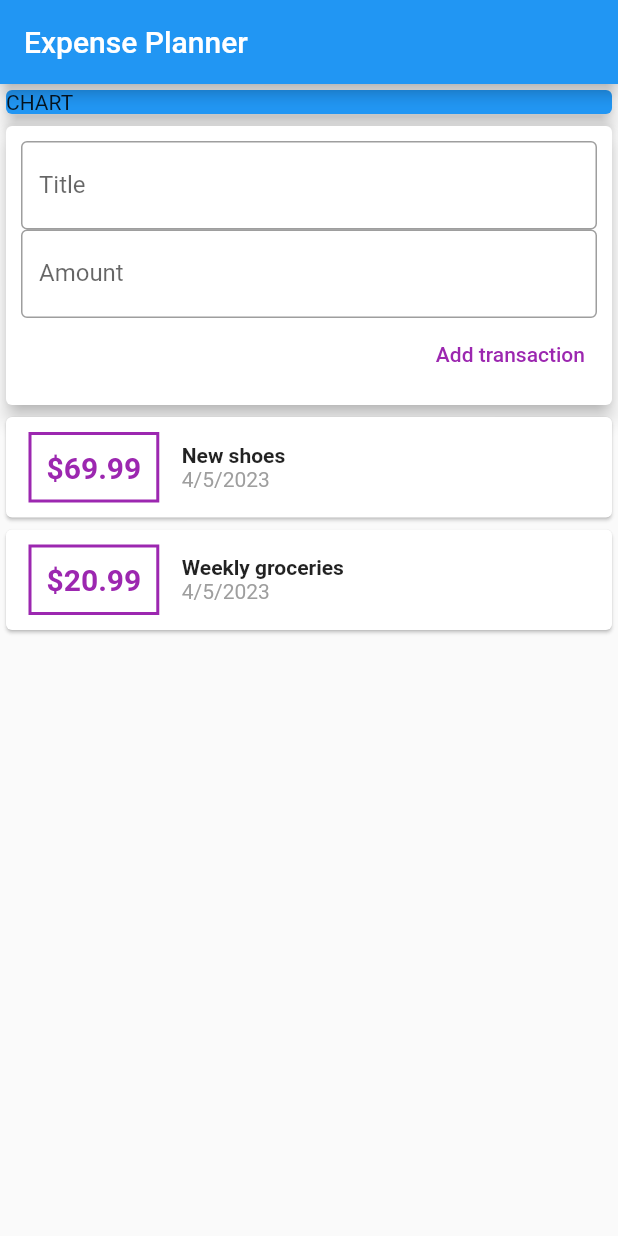
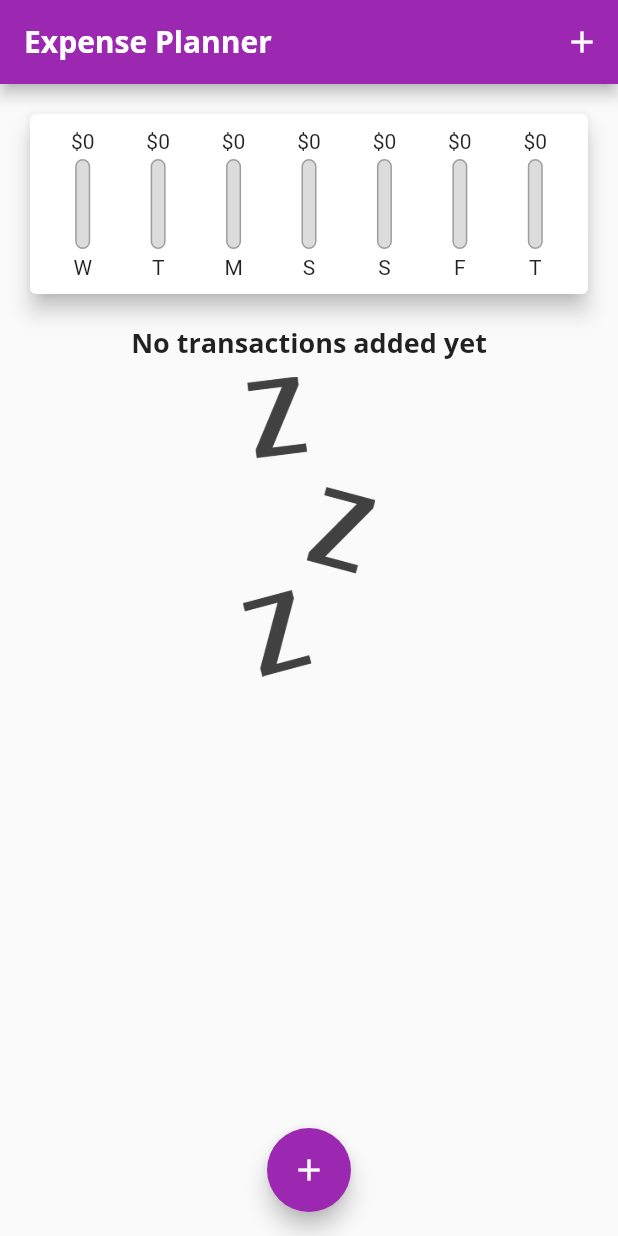
Before and after one commit to Fernandevs/expense_planner, a Flutter app: the screen it shows after launch, on a phone screen of 412 x 824 dp. Run offline on Flutter 3.47's test engine with Material 2 defaults, Android fonts, the phone set to English and light mode, and no system bars.

Commit message:
Tabla terminada

```diff
--- a/lib/app.dart
+++ b/lib/app.dart
@@ -1,8 +1,12 @@
+import 'package:flutter/foundation.dart';
 import 'package:flutter/material.dart';
 
-import 'package:intl/intl.dart';
+import 'package:uuid/uuid.dart';
 
 import 'package:expense_planner/data/models/transaction.dart';
+import 'package:expense_planner/presentation/widgets/chart.dart';
+import 'package:expense_planner/presentation/widgets/new_transaction.dart';
+import 'package:expense_planner/presentation/widgets/transaction_list.dart';
 
 class ExpensePlanner extends StatelessWidget {
   const ExpensePlanner({super.key});
@@ -11,129 +15,107 @@ class ExpensePlanner extends StatelessWidget {
   Widget build(BuildContext context) {
     return MaterialApp(
       title: 'Expense Planner',
-      home: HomePage(),
+      theme: ThemeData(
+        appBarTheme: const AppBarTheme(
+          titleTextStyle: TextStyle(
+            fontFamily: 'OpenSans',
+            fontSize: 20,
+            fontWeight: FontWeight.bold,
+          ),
+        ),
+        fontFamily: 'Quicksand',
+        primarySwatch: Colors.purple,
+        textTheme: ThemeData.light().textTheme.copyWith(
+              titleMedium: const TextStyle(
+                fontFamily: 'OpenSans',
+                fontSize: 18,
+                fontWeight: FontWeight.bold,
+              ),
+            ),
+      ),
+      home: const HomePage(),
     );
   }
 }
 
 class HomePage extends StatefulWidget {
-  final List<Transaction> transactions = [
-    Transaction(
-        id: 't1', title: 'New shoes', amount: 69.99, date: DateTime.now()),
-    Transaction(
-        id: 't2',
-        title: 'Weekly groceries',
-        amount: 20.99,
-        date: DateTime.now()),
-  ];
-  final title = TextEditingController();
-  final amount = TextEditingController();
-
-  HomePage({Key? key}) : super(key: key);
+  const HomePage({Key? key}) : super(key: key);
 
   @override
   State<HomePage> createState() => _HomePageState();
 }
 
 class _HomePageState extends State<HomePage> {
+  final title = TextEditingController();
+  final amount = TextEditingController();
+  final List<Transaction> _userTransactions = [];
+
+  List<Transaction> get _recentTransactions {
+    return _userTransactions.where((transaction) {
+      return transaction.date.isAfter(
+        DateTime.now().subtract(
+          const Duration(days: 7),
+        ),
+      );
+    }).toList();
+  }
+
+  void _addNewTransaction(String title, double amount) {
+    setState(() {
+      final transaction = Transaction(
+        id: const Uuid().v4(),
+        title: title,
+        amount: amount,
+        date: DateTime.now(),
+      );
+
+      _userTransactions.add(transaction);
+
+      if (kDebugMode) {
+        print(transaction);
+      }
+    });
+  }
+
+  void _startAddNewTransaction(BuildContext context) {
+    showModalBottomSheet(
+      context: context,
+      builder: (_) => GestureDetector(
+        onTap: () {},
+        behavior: HitTestBehavior.opaque,
+        child: NewTransaction(newTransactionHandler: _addNewTransaction),
+      ),
+    );
+  }
+
   @override
   Widget build(BuildContext context) {
     return Scaffold(
       appBar: AppBar(
         title: const Text('Expense Planner'),
+        actions: <Widget>[
+          IconButton(
+            icon: const Icon(Icons.add),
+            onPressed: () => _startAddNewTransaction(context),
+          ),
+        ],
       ),
-      body: Column(
-          crossAxisAlignment: CrossAxisAlignment.stretch,
+      body: SingleChildScrollView(
+        child: Column(
           children: <Widget>[
-            const SizedBox(
+            SizedBox(
               width: double.infinity,
-              child: Card(
-                color: Colors.blue,
-                elevation: 5,
-                child: Text('CHART'),
-              ),
+              child: Chart(recentTransactions: _recentTransactions),
             ),
-            Card(
-              elevation: 5,
-              child: Container(
-                padding: const EdgeInsets.all(10),
-                child: Column(
-                  crossAxisAlignment: CrossAxisAlignment.end,
-                  children: <Widget>[
-                    TextField(
-                      decoration: const InputDecoration(
-                        labelText: 'Title',
-                        border: OutlineInputBorder(),
-                      ),
-                      controller: widget.title,
-                    ),
-                    TextField(
-                      decoration: const InputDecoration(
-                        labelText: 'Amount',
-                        border: OutlineInputBorder(),
-                      ),
-                      controller: widget.amount,
-                    ),
-                    TextButton(
-                      style: ButtonStyle(
-                        foregroundColor:
-                            MaterialStateProperty.all<Color>(Colors.purple),
-                      ),
-                      onPressed: () {},
-                      child: const Text('Add transaction'),
-                    )
-                  ],
-                ),
-              ),
-            ),
-            Column(
-                children: widget.transactions
-                    .map(
-                      (transaction) => Card(
-                        child: Row(
-                          children: <Widget>[
-                            Container(
-                              margin: const EdgeInsets.symmetric(
-                                vertical: 10,
-                                horizontal: 15,
-                              ),
-                              decoration: BoxDecoration(
-                                  border: Border.all(
-                                color: Colors.purple,
-                                width: 2,
-                              )),
-                              padding: const EdgeInsets.all(10),
-                              child: Text(
-                                '\$${transaction.amount.toString()}',
-                                style: const TextStyle(
-                                  fontSize: 20,
-                                  fontWeight: FontWeight.bold,
-                                  color: Colors.purple,
-                                ),
-                              ),
-                            ),
-                            Column(
-                              crossAxisAlignment: CrossAxisAlignment.start,
-                              children: <Widget>[
-                                Text(
-                                  transaction.title,
-                                  style: const TextStyle(
-                                      fontWeight: FontWeight.bold),
-                                ),
-                                Text(
-                                  DateFormat.yMd().format(transaction.date),
-                                  style: const TextStyle(
-                                    color: Colors.grey,
-                                  ),
-                                ),
-                              ],
-                            )
-                          ],
-                        ),
-                      ),
-                    )
-                    .toList())
-          ]),
+            TransactionList(transactions: _userTransactions),
+          ],
+        ),
+      ),
+      floatingActionButtonLocation: FloatingActionButtonLocation.centerFloat,
+      floatingActionButton: FloatingActionButton(
+        child: const Icon(Icons.add),
+        onPressed: () => _startAddNewTransaction(context),
+      ),
     );
   }
 }
--- /dev/null
+++ b/lib/presentation/widgets/chart.dart
@@ -0,0 +1,63 @@
+import 'package:expense_planner/presentation/widgets/chart_bar.dart';
+import 'package:flutter/foundation.dart';
+import 'package:flutter/material.dart';
+
+import 'package:intl/intl.dart';
+
+import 'package:expense_planner/data/models/transaction.dart';
+
+class Chart extends StatelessWidget {
+  final List<Transaction> recentTransactions;
+
+  const Chart({Key? key, required this.recentTransactions}) : super(key: key);
+
+  List<Map<String, Object>> get groupedTransactions =>
+      List.generate(7, (index) {
+        final weekDay = DateTime.now().subtract(Duration(days: index));
+
+        var amount = 0.0;
+
+        for (Transaction transaction in recentTransactions) {
+          if (transaction.date.day == weekDay.day &&
+              transaction.date.month == weekDay.month &&
+              transaction.date.year == weekDay.year) {
+            amount += transaction.amount;
+          }
+        }
+
+        return {'day': DateFormat.E().format(weekDay)[0], 'amount': amount};
+      });
+
+  double get total => groupedTransactions.fold(
+        0.0,
+        (previousValue, element) =>
+            previousValue + (element['amount'] as double),
+      );
+
+  @override
+  Widget build(BuildContext context) {
+    return Card(
+      elevation: 6,
+      margin: const EdgeInsets.all(20),
+      child: Padding(
+        padding: const EdgeInsets.all(10),
+        child: Row(
+          mainAxisAlignment: MainAxisAlignment.spaceAround,
+          children: groupedTransactions
+              .map((transaction) => Flexible(
+                    fit: FlexFit.tight,
+                    child: ChartBar(
+                      label: transaction['day'].toString(),
+                      spendingAmount:
+                          double.parse(transaction['amount'].toString()),
+                      spendingPercentageOfTotal: total == 0.0
+                          ? 0.0
+                          : (transaction['amount'] as double) / total,
+                    ),
+                  ))
+              .toList(),
+        ),
+      ),
+    );
+  }
+}
--- /dev/null
+++ b/lib/presentation/widgets/chart_bar.dart
@@ -0,0 +1,55 @@
+import 'package:flutter/material.dart';
+
+class ChartBar extends StatelessWidget {
+  final String label;
+  final double spendingAmount;
+  final double spendingPercentageOfTotal;
+
+  const ChartBar({
+    Key? key,
+    required this.label,
+    required this.spendingAmount,
+    required this.spendingPercentageOfTotal,
+  }) : super(key: key);
+
+  @override
+  Widget build(BuildContext context) {
+    return Column(
+      children: <Widget>[
+        FittedBox(
+            child: Text('\$${spendingAmount.toStringAsFixed(0)}'),
+        ),
+        const SizedBox(height: 4),
+        SizedBox(
+          height: 60,
+          width: 10,
+          child: Stack(
+            children: <Widget>[
+              Container(
+                decoration: BoxDecoration(
+                  border: Border.all(
+                    color: Colors.grey,
+                    width: 1.0,
+                  ),
+                  color: const Color.fromRGBO(220, 220, 220, 1),
+                  borderRadius: BorderRadius.circular(10),
+                ),
+              ),
+              FractionallySizedBox(
+                heightFactor: spendingPercentageOfTotal,
+                child: Container(
+                  decoration: BoxDecoration(
+                    color: Theme.of(context).primaryColor,
+                    borderRadius: BorderRadius.circular(10),
+                  ),
+                ),
+              ),
+            ],
+          ),
+        ),
+        const SizedBox(height: 4),
+        Text(label),
+      ],
+    );
+  }
+}
--- a/lib/presentation/widgets/transaction_list.dart
+++ b/lib/presentation/widgets/transaction_list.dart
@@ -1,15 +1,77 @@
 import 'package:flutter/material.dart';
 
-class TransactionList extends StatefulWidget {
-  const TransactionList({Key? key}) : super(key: key);
+import 'package:intl/intl.dart';
+
+import 'package:expense_planner/data/models/transaction.dart';
+
+class TransactionList extends StatelessWidget {
+  final List<Transaction> transactions;
+
+  const TransactionList({super.key, required this.transactions});
 
   @override
-  State<TransactionList> createState() => _TransactionListState();
-}
-
-class _TransactionListState extends State<TransactionList> {
-  @override
   Widget build(BuildContext context) {
-    return const Placeholder();
+    return SizedBox(
+      height: 300,
+      child: transactions.isEmpty
+          ? Column(
+              children: <Widget>[
+                Text(
+                  'No transactions added yet',
+                  style: Theme.of(context).textTheme.titleMedium,
+                ),
+                const SizedBox(height: 10),
+                SizedBox(
+                  height: 200,
+                  child: Image.asset(
+                    'assets/images/waiting.png',
+                    fit: BoxFit.cover,
+                  ),
+                ),
+              ],
+            )
+          : ListView.builder(
+              itemBuilder: (context, index) {
+                return Card(
+                  child: Row(
+                    children: <Widget>[
+                      Container(
+                        margin: const EdgeInsets.symmetric(
+                          vertical: 10,
+                          horizontal: 15,
+                        ),
+                        decoration: BoxDecoration(
+                          border: Border.all(
+                            color: Theme.of(context).primaryColor,
+                            width: 2,
+                          ),
+                        ),
+                        padding: const EdgeInsets.all(10),
+                        child: Text(
+                            '\$${transactions[index].amount.toStringAsFixed(2)}',
+                            style: Theme.of(context).textTheme.titleMedium),
+                      ),
+                      Column(
+                        crossAxisAlignment: CrossAxisAlignment.start,
+                        children: <Widget>[
+                          Text(
+                            transactions[index].title,
+                            style: const TextStyle(fontWeight: FontWeight.bold),
+                          ),
+                          Text(
+                            DateFormat.yMd().format(transactions[index].date),
+                            style: const TextStyle(
+                              color: Colors.grey,
+                            ),
+                          ),
+                        ],
+                      ),
+                    ],
+                  ),
+                );
+              },
+              itemCount: transactions.length,
+            ),
+    );
   }
 }
```
Also changed, not shown: lib/data/models/transaction.dart (+6 -1 lines), lib/presentation/widgets/new_transaction.dart (added, +76 -0 lines), pubspec.yaml (+16 -8 lines), assets/fonts/OpenSans-Bold.ttf (added), assets/fonts/OpenSans-Regular.ttf (added), assets/fonts/Quicksand-Bold.ttf (added), assets/fonts/Quicksand-Light.ttf (added), assets/fonts/Quicksand-Medium.ttf (added), assets/fonts/Quicksand-Regular.ttf (added), assets/images/waiting.png (added), pubspec.lock.
